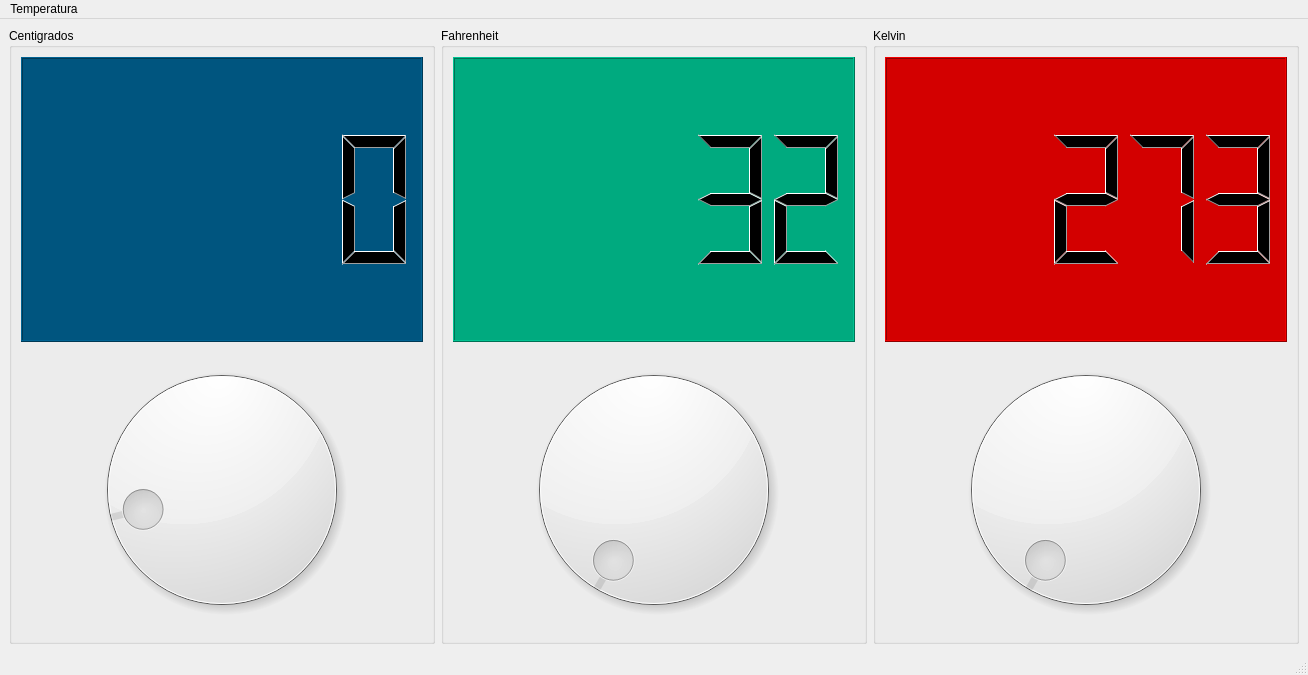
Qt form principal.ui (Fernand567/P509Qt-Conversor-Temperatura) before a commit.
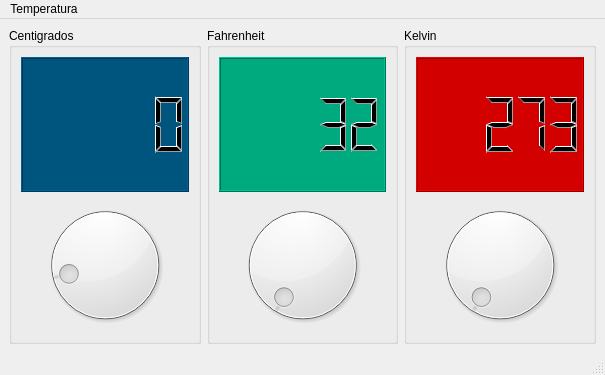
The same form after that commit. Icons and pictures are not drawn.

What changed in the file:
```diff
--- a/principal.ui
+++ b/principal.ui
@@ -6,8 +6,8 @@
    <rect>
     <x>0</x>
     <y>0</y>
-    <width>1308</width>
-    <height>675</height>
+    <width>605</width>
+    <height>375</height>
    </rect>
   </property>
   <property name="windowTitle">
@@ -112,7 +112,7 @@
     <rect>
      <x>0</x>
      <y>0</y>
-     <width>1308</width>
+     <width>605</width>
      <height>20</height>
     </rect>
    </property>
```
